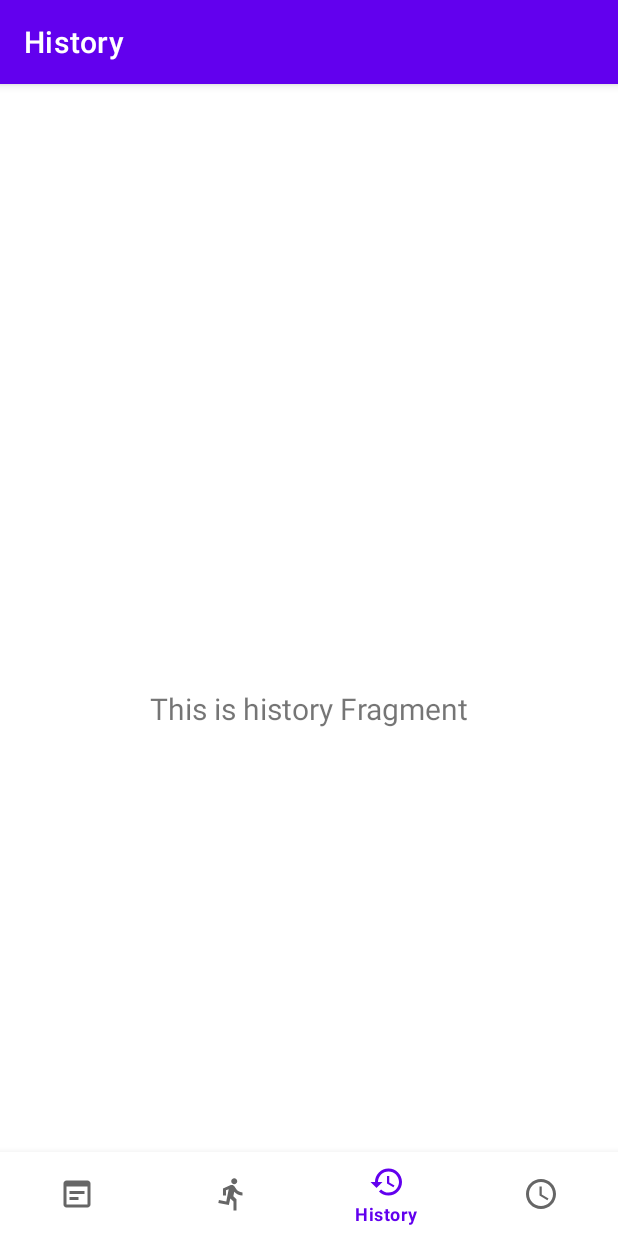
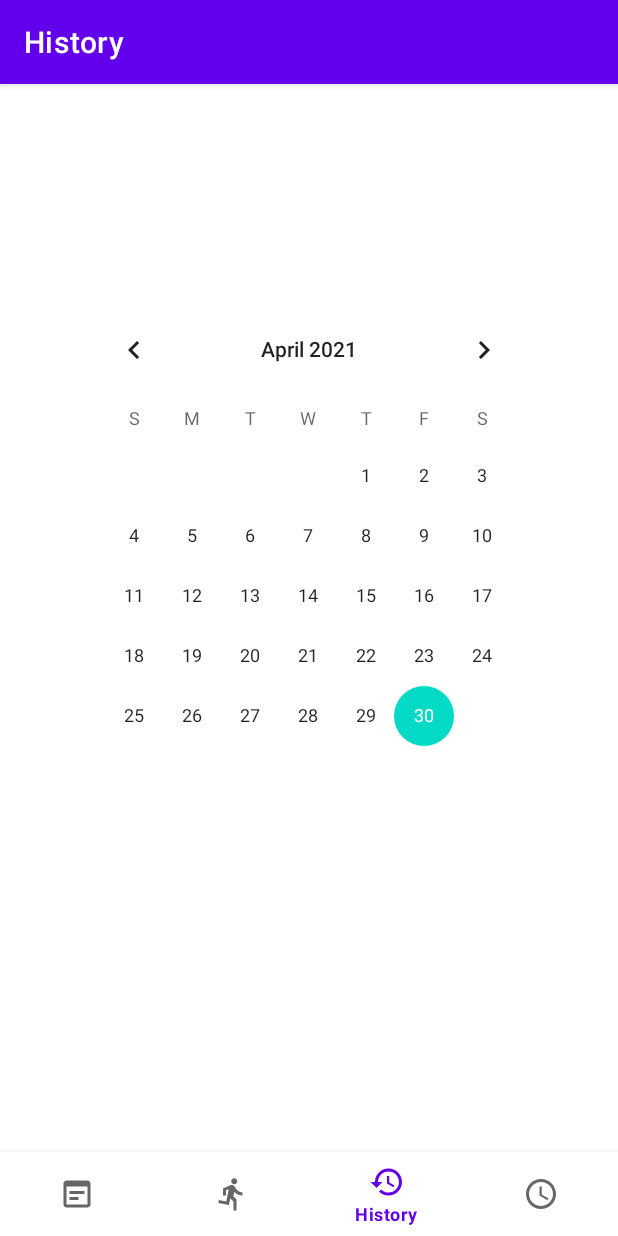
Before and after one commit to stefanusgusega/if3210-2021-android-k2-10, an Android app: the HistoryFragment screen opened through its navigation route, on a phone screen of 412 x 824 dp. Run offline under Robolectric (Android 15) with nearby library versions, the phone set to English and light mode, and no system bars; our stand-ins replace navigation-ui; 2 statements that could not run were skipped.

Commit message:
Add layout for history and the activities

```diff
--- a/app/src/main/res/layout/fragment_history.xml
+++ b/app/src/main/res/layout/fragment_history.xml
@@ -6,15 +6,13 @@
     android:layout_height="match_parent"
     tools:context=".ui.history.HistoryFragment">
 
-    <TextView
-        android:id="@+id/text_history"
+    <CalendarView
+        android:id="@+id/calendar_view"
         android:layout_width="match_parent"
         android:layout_height="wrap_content"
-        android:layout_marginStart="8dp"
-        android:layout_marginTop="8dp"
-        android:layout_marginEnd="8dp"
-        android:textAlignment="center"
-        android:textSize="20sp"
+        android:layout_marginStart="50dp"
+        android:layout_marginEnd="50dp"
+        android:layout_marginBottom="200dp"
         app:layout_constraintBottom_toBottomOf="parent"
         app:layout_constraintEnd_toEndOf="parent"
         app:layout_constraintStart_toStartOf="parent"
```
Also changed, not shown: app/src/main/res/layout/fragment_history_activities.xml (added, +36 -0 lines).
